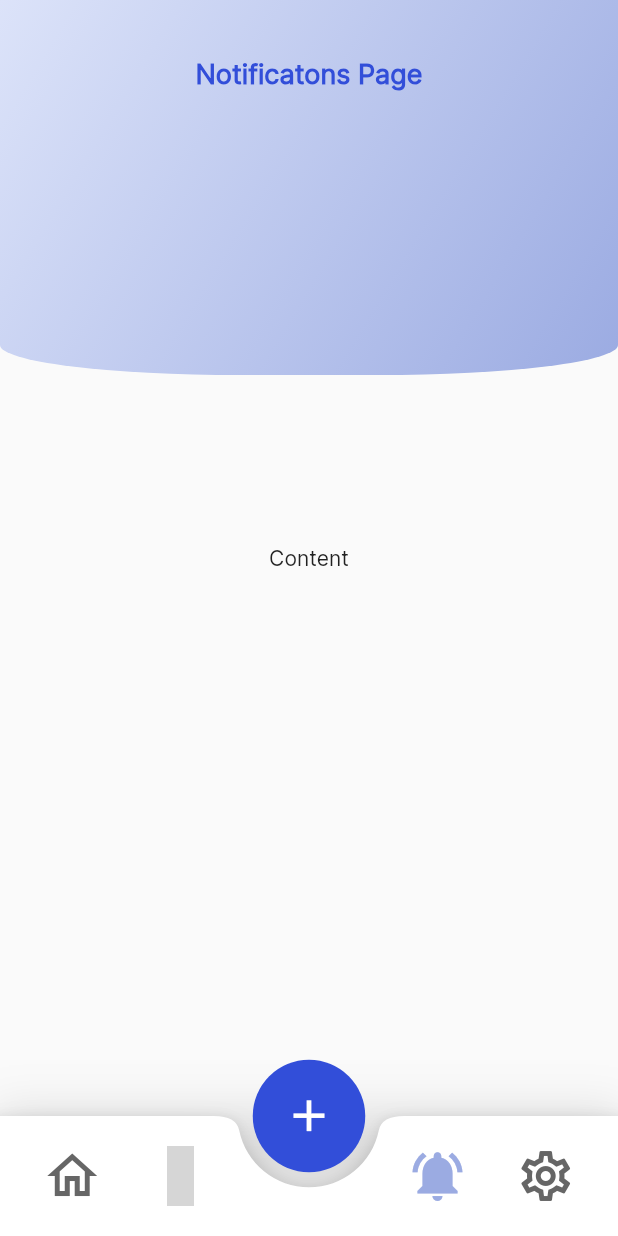
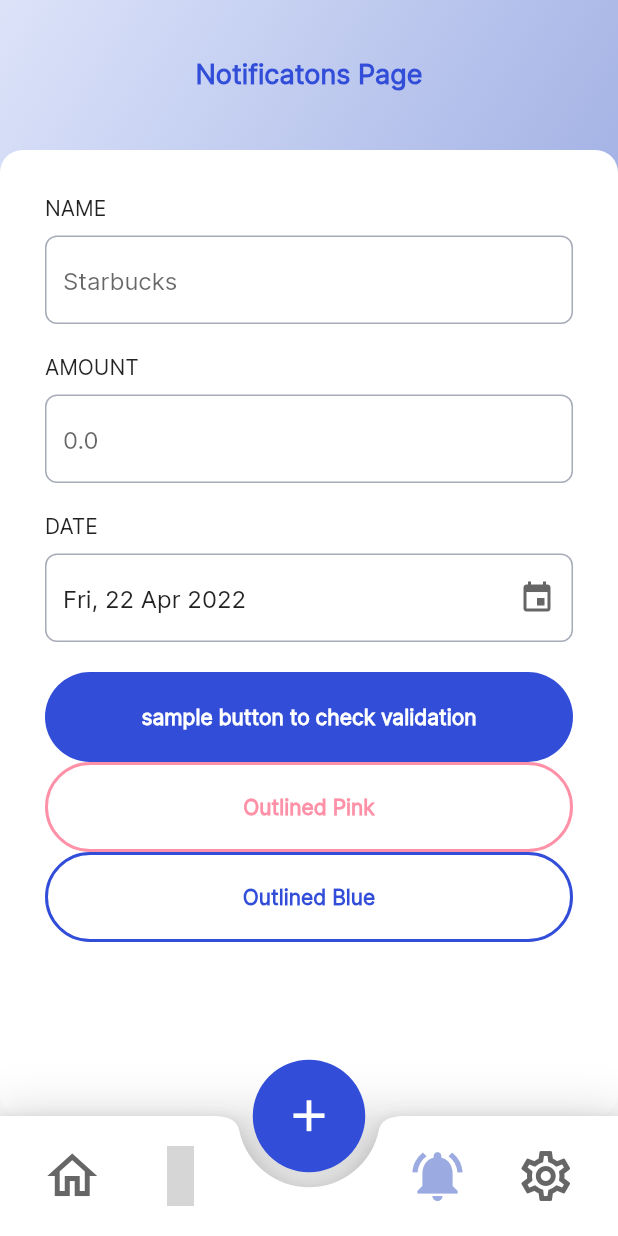
Before and after one commit to framgia/sph_flutter-capstone, a Flutter app: the screen it shows after launch, item 3 of the bottom bar chosen, on a phone screen of 412 x 824 dp. Run offline on Flutter 3.47's test engine with Material 2 defaults, Android fonts, the phone set to English and light mode, and no system bars; our stand-ins replace auto_route, hooks_riverpod, material_design_icons_flutter; missing offline and left inert: sqfentity, sqfentity_gen; accounts and stored records are empty; statements that could not run were skipped; grey boxes are pictures that could not be loaded.

Commit message:
[UI] Added reusable input field (#14)
* [UI] Added reusable input field with validator and controller

* Added the buttons in the form page

```diff
--- a/lib/consts/global_style.dart
+++ b/lib/consts/global_style.dart
@@ -50,7 +50,16 @@ const inputDecorationTheme = InputDecorationTheme(
   enabledBorder: OutlineInputBorder(
     borderSide: BorderSide(color: AppColor.lightGray),
     borderRadius: rounded,
-    ));
+  ),
+  errorBorder: OutlineInputBorder(
+    borderSide: BorderSide(color: Colors.red),
+    borderRadius: rounded,
+  ),
+  focusedErrorBorder: OutlineInputBorder(
+    borderSide: BorderSide(color: AppColor.red),
+    borderRadius: rounded,
+  ),
+);
 
 // TODO: STYLE FOR BUTTON
 OutlinedButtonThemeData outlinedButtonTheme = OutlinedButtonThemeData(
@@ -73,5 +82,5 @@ ElevatedButtonThemeData elevatedButtonTheme = ElevatedButtonThemeData(
     shape: RoundedRectangleBorder(
       borderRadius: BorderRadius.circular(50),
     ),
-  ),
+  )
 );
--- a/lib/views/pages/notifications.dart
+++ b/lib/views/pages/notifications.dart
@@ -1,18 +1,90 @@
 import 'package:flutter/material.dart';
 import 'package:hooks_riverpod/hooks_riverpod.dart';
-import 'package:sun_flutter_capstone/state/session_provider.dart';
-import 'package:sun_flutter_capstone/utils/routing.dart';
+import 'package:sun_flutter_capstone/consts/global_style.dart';
+import 'package:sun_flutter_capstone/views/widgets/input/date_field.dart';
+import 'package:sun_flutter_capstone/views/widgets/input/input_field.dart';
+import 'package:sun_flutter_capstone/views/widgets/input/input_group.dart';
 import 'package:sun_flutter_capstone/views/widgets/template.dart';
+import 'package:sun_flutter_capstone/views/widgets/buttons/filled_button_text.dart';
+import 'package:sun_flutter_capstone/views/widgets/buttons/outline_button_text.dart';
 
 class NotificationsPage extends HookConsumerWidget {
   const NotificationsPage({Key? key}) : super(key: key);
 
   @override
   Widget build(BuildContext context, WidgetRef ref) {
-    return const Template(
+    final formKey = GlobalKey<FormState>();
+    final TextEditingController nameController = TextEditingController();
+    final TextEditingController amountController = TextEditingController();
+
+    return Template(
       appbarTitle: Text('Notificatons Page'),
-      content: Center(
-        child: Text('Content'),
+      content: Container(
+        padding: const EdgeInsets.all(30),
+        margin: const EdgeInsets.only(top: 40),
+        height: double.infinity,
+        decoration: const BoxDecoration(
+          borderRadius: BorderRadius.all(
+            Radius.circular(15),
+          ),
+          color: Colors.white,
+        ),
+        child: Form(
+          key: formKey,
+          child: SingleChildScrollView(
+            padding: EdgeInsets.only(bottom: 40),
+            child: Column(
+              mainAxisAlignment: MainAxisAlignment.start,
+              children: [
+                InputGroup(
+                  label: 'NAME',
+                  input: InputField(
+                    inputController: nameController,
+                    hintText: 'Starbucks',
+                  ),
+                ),
+                InputGroup(
+                  label: 'AMOUNT',
+                  input: InputField(
+                    inputController: amountController,
+                    hintText: '0.0',
+                    isNumber: true,
+                  ),
+                ),
+                InputGroup(
+                  label: 'DATE',
+                  input: DateField(
+                    firstDate: DateTime(DateTime.now().year, 1),
+                    lastDate: DateTime.now(),
+                  ),
+                ),
+                FilledButtonText(
+                  text: 'sample button to check validation',
+                  onPressed: () {
+                    if (formKey.currentState!.validate()) {
+                      showDialog(
+                        context: context,
+                        builder: (BuildContext context) => AlertDialog(
+                          content: Text(
+                              'Values: ${nameController.text} ${amountController.text}'),
+                        ),
+                      );
+                    }
+                  },
+                ),
+                OutlinedButtonText(
+                  text: 'Outlined Pink',
+                  color: AppColor.pink,
+                  onPressed: () => {},
+                ),
+                OutlinedButtonText(
+                  text: 'Outlined Blue',
+                  onPressed: () => {},
+                ),
+              ],
+            ),
+          ),
+        ),
       ),
     );
   }
--- /dev/null
+++ b/lib/views/widgets/input/input_field.dart
@@ -0,0 +1,33 @@
+import 'package:flutter/material.dart';
+
+class InputField extends StatelessWidget {
+  final String hintText;
+  final bool isNumber;
+  final String errorMessage;
+  final TextEditingController inputController;
+
+  const InputField({
+    Key? key,
+    this.isNumber = false,
+    this.hintText = '',
+    this.errorMessage = 'This field is required.',
+    required this.inputController,
+  }) : super(key: key);
+
+  @override
+  Widget build(BuildContext context) {
+    return TextFormField(
+      controller: inputController,
+      validator: (value) {
+        if (value == null || value.isEmpty) {
+          return errorMessage;
+        }
+        return null;
+      },
+      decoration: InputDecoration(
+        hintText: hintText,
+      ),
+      keyboardType: isNumber ? TextInputType.number : TextInputType.text,
+    );
+  }
+}
--- /dev/null
+++ b/lib/views/widgets/input/input_group.dart
@@ -0,0 +1,30 @@
+import 'package:flutter/material.dart';
+
+class InputGroup extends StatelessWidget {
+  final String label;
+  final Widget input;
+
+  const InputGroup({Key? key, this.label = '', required this.input})
+      : super(key: key);
+
+  addLabel() {
+    if (label.isNotEmpty) {
+      return Text(label);
+    }
+    return const SizedBox();
+  }
+
+  @override
+  Widget build(BuildContext context) {
+    return Column(
+      crossAxisAlignment: CrossAxisAlignment.start,
+      children: [
+        addLabel(),
+        Padding(
+          padding: const EdgeInsets.only(top: 10, bottom: 20),
+          child: input,
+        ),
+      ],
+    );
+  }
+}
--- a/lib/views/widgets/navigation/bottom_navbar.dart
+++ b/lib/views/widgets/navigation/bottom_navbar.dart
@@ -13,6 +13,8 @@ class BottomNavBar extends HookConsumerWidget {
   const BottomNavBar({Key? key}) : super(key: key);
   @override
   Widget build(BuildContext context, WidgetRef ref) {
+    bool keyboardIsOpened = MediaQuery.of(context).viewInsets.bottom != 0.0;
+
     return AutoTabsScaffold(
       routes: const [
         DashboardRouter(),
@@ -20,7 +22,9 @@ class BottomNavBar extends HookConsumerWidget {
         NotificationsRouter(),
         SettingsRouter()
       ],
-      floatingActionButton: const CenterActionButton(),
+      resizeToAvoidBottomInset: false,
+      floatingActionButton:
+          keyboardIsOpened ? SizedBox() : CenterActionButton(),
       floatingActionButtonLocation: FloatingActionButtonLocation.centerDocked,
       bottomNavigationBuilder: (_, tabsRouter) {
         return Container(
--- a/lib/views/widgets/template.dart
+++ b/lib/views/widgets/template.dart
@@ -17,7 +17,12 @@ class Template extends StatelessWidget {
 
   @override
   Widget build(BuildContext context) {
-    return Scaffold(
+    return GestureDetector(
+      onTap: () {
+        FocusManager.instance.primaryFocus?.unfocus();
+      },
+      child: Scaffold(
+        resizeToAvoidBottomInset: false,
         body: Stack(
           children: [
             Container(
@@ -55,11 +60,13 @@ class Template extends StatelessWidget {
             SafeArea(
               child: Container(
                 alignment: Alignment.topLeft,
-            padding: const EdgeInsets.symmetric(vertical: 100, horizontal: 15),
+                margin: const EdgeInsets.only(top: 60),
                 child: content,
               ),
             ),
           ],
-    ));
+        ),
+      ),
+    );
   }
 }
```
Also changed, not shown: lib/views/pages/dashboard.dart (+0 -10 lines), lib/views/pages/sample_with_appbar.dart (deleted, +0 -46 lines), lib/views/widgets/input/date_field.dart (renamed from lib/views/widgets/date_field.dart, +0 -13 lines). Lines whose indentation alone changed are shown as unchanged.
